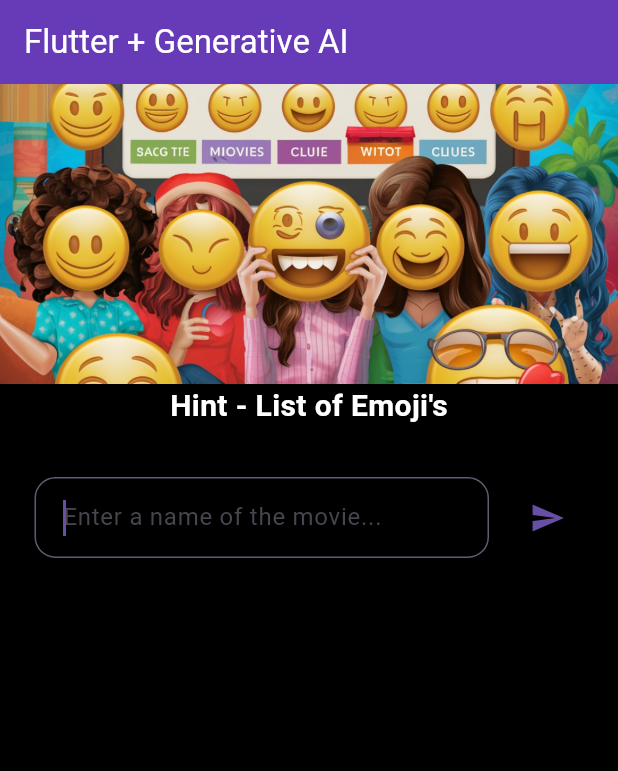
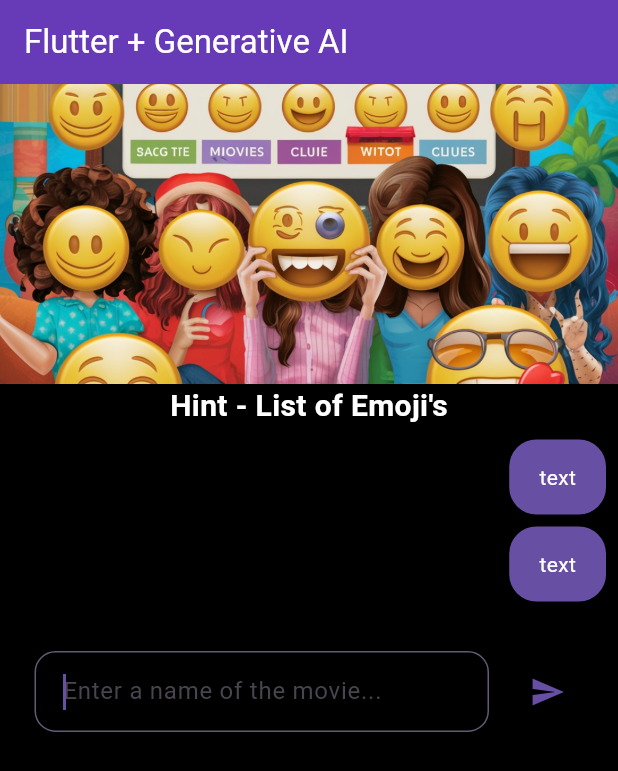
Before and after one commit to sumithpdd/emovji, a Flutter app: the screen it shows after launch, on a phone screen of 412 x 824 dp. Shown: the top 771 px of the screen. Run offline on Flutter 3.47's test engine with Material 3 defaults, Android fonts, the light colour scheme and no system bars.

Commit message:
adding message widget

```diff
--- a/emovji/lib/chat_widget.dart
+++ b/emovji/lib/chat_widget.dart
@@ -1,5 +1,6 @@
 import 'package:flutter/material.dart';
 
+import 'message_widget.dart';
 import 'theme.dart';
 
 class ChatWidget extends StatefulWidget {
@@ -32,7 +33,10 @@ class _ChatWidgetState extends State<ChatWidget> {
             shrinkWrap: true,
             controller: _scrollController,
             itemBuilder: (context, idx) {
-              return Container();
+              return MessageWidget(
+                text: "text",
+                isFromUser: 'user' == 'user',
+              );
             },
             itemCount: 2,
           ),
--- /dev/null
+++ b/emovji/lib/message_widget.dart
@@ -0,0 +1,39 @@
+import 'package:flutter/material.dart';
+
+class MessageWidget extends StatelessWidget {
+  const MessageWidget(
+      {super.key, required this.text, required this.isFromUser});
+
+  final String text;
+  final bool isFromUser;
+
+  @override
+  Widget build(BuildContext context) {
+    return Row(
+      mainAxisAlignment:
+          isFromUser ? MainAxisAlignment.end : MainAxisAlignment.start,
+      children: [
+        Flexible(
+          child: Container(
+            constraints: const BoxConstraints(maxWidth: 600),
+            decoration: BoxDecoration(
+              color: isFromUser
+                  ? Theme.of(context).primaryColor
+                  : Theme.of(context).scaffoldBackgroundColor,
+              borderRadius: BorderRadius.circular(18),
+            ),
+            padding: const EdgeInsets.symmetric(
+              vertical: 15,
+              horizontal: 20,
+            ),
+            margin: const EdgeInsets.only(bottom: 8),
+            child: Text(
+              text,
+              style: TextStyle(color: isFromUser ? Colors.white : null),
+            ),
+          ),
+        ),
+      ],
+    );
+  }
+}
```
